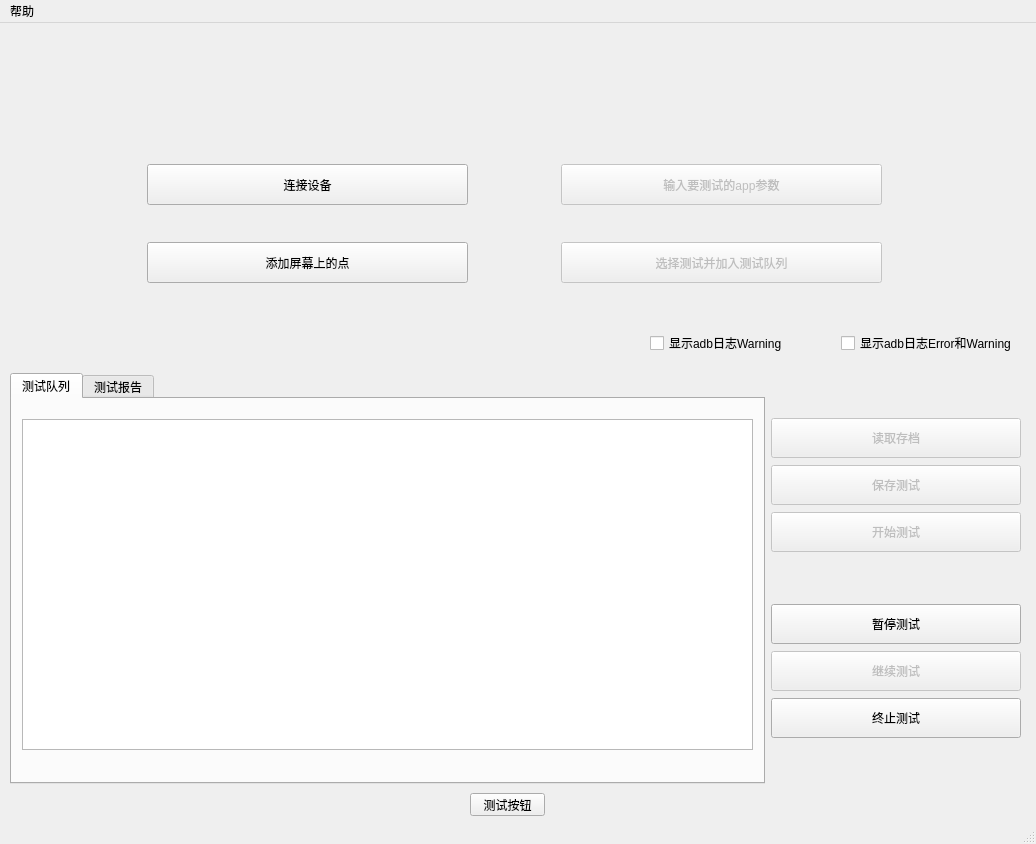
Old version of the form GUI/main_ui_test/test_ui_d/test_ui.ui in the repository buaanostop/-.
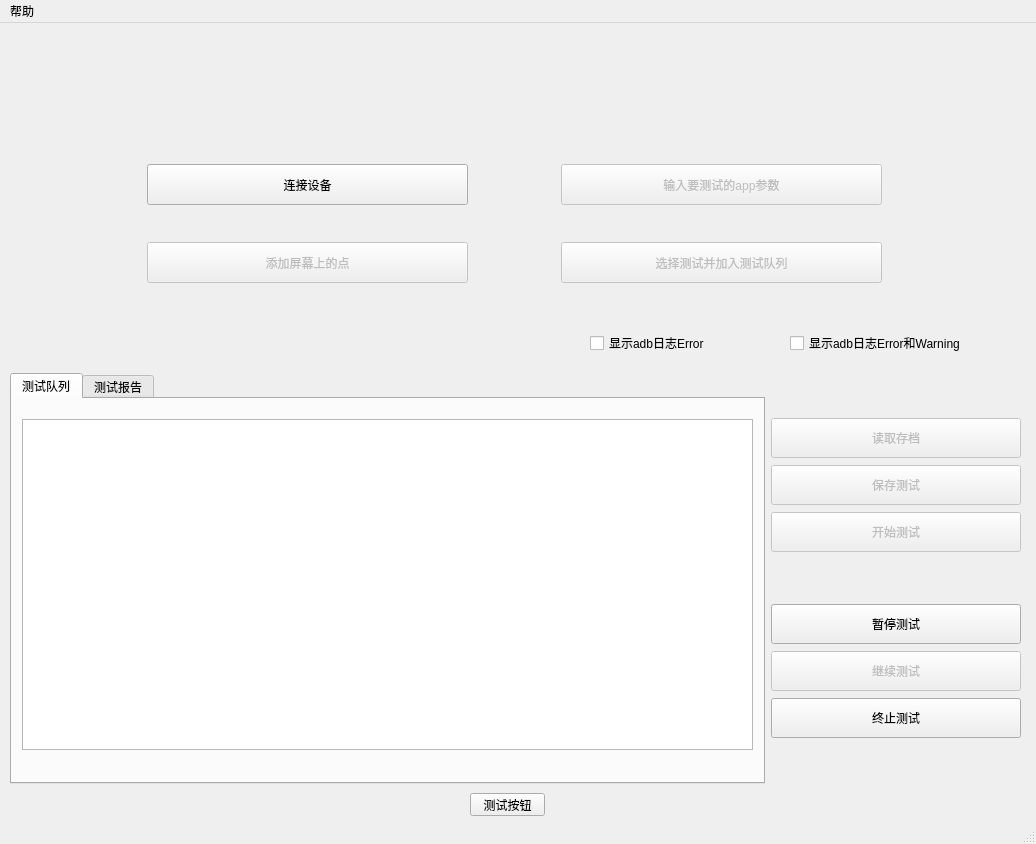
New version of the form.

Patch:
```diff
--- a/GUI/main_ui_test/test_ui_d/test_ui.ui
+++ b/GUI/main_ui_test/test_ui_d/test_ui.ui
@@ -301,7 +301,7 @@
      <item row="1" column="0">
       <widget class="QPushButton" name="addPointButton">
        <property name="enabled">
-        <bool>true</bool>
+        <bool>false</bool>
        </property>
        <property name="sizePolicy">
         <sizepolicy hsizetype="Minimum" vsizetype="Fixed">
@@ -353,9 +353,9 @@
    <widget class="QWidget" name="horizontalLayoutWidget">
     <property name="geometry">
      <rect>
-      <x>650</x>
+      <x>590</x>
       <y>290</y>
-      <width>378</width>
+      <width>395</width>
       <height>61</height>
      </rect>
     </property>
@@ -369,7 +369,7 @@
         <bool>true</bool>
        </property>
        <property name="text">
-        <string>显示adb日志Warning</string>
+        <string>显示adb日志Error</string>
        </property>
       </widget>
      </item>
```
Left out of the diff: 2 changed lines with no effect on the pictures.
